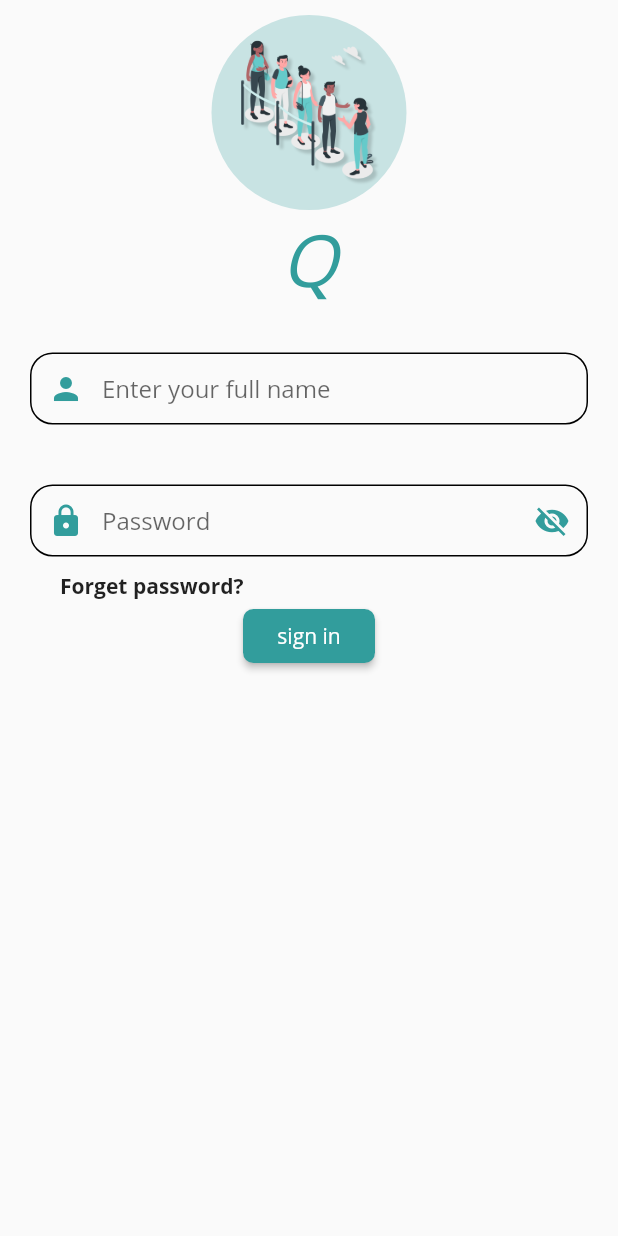
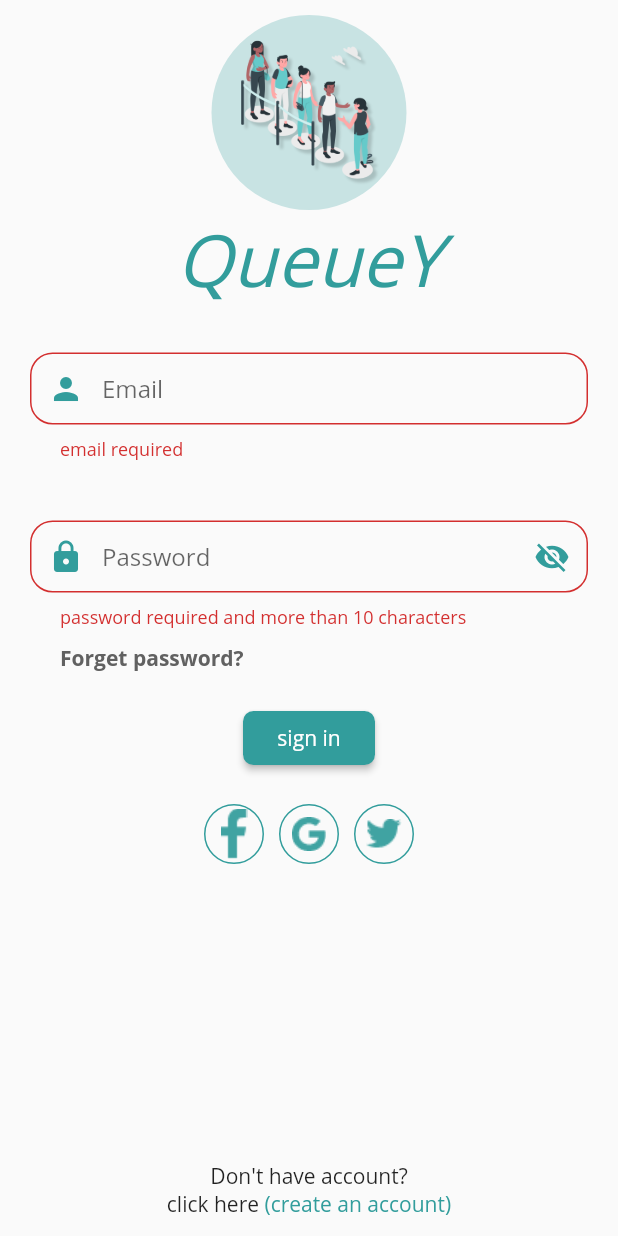
Before and after one commit to ahmeednasr/QueueyApp, a Flutter app: the LoginView screen opened directly, after a tap on "sign in", on a phone screen of 412 x 824 dp. Run offline on Flutter 3.47's test engine with Material 2 defaults, Android fonts, the phone set to English and light mode, and no system bars; our stand-ins replace flutter_swiper.

Commit message:
su 18/4/2020 nasr

```diff
--- a/lib/Nasr/Login/Login View.dart
+++ b/lib/Nasr/Login/Login View.dart
@@ -6,6 +6,8 @@ class LoginView extends StatefulWidget {
 }
 
 bool _issecured = true;
+GlobalKey<FormState> _formkey = GlobalKey<FormState>();
+String _email, _password;
 
 class _LoginViewState extends State<LoginView> {
   Widget textField({
@@ -19,9 +21,9 @@ class _LoginViewState extends State<LoginView> {
     return Padding(
       padding: EdgeInsets.symmetric(horizontal: 20, vertical: 10),
       child: TextFormField(
-        //validator: validator,
+        validator: validator,
         obscureText: secure,
-        //onSaved: onsave,
+        onSaved: onsave,
         decoration: InputDecoration(
             enabledBorder: OutlineInputBorder(
               borderRadius: BorderRadius.circular(15),
@@ -38,9 +40,36 @@ class _LoginViewState extends State<LoginView> {
     );
   }
 
+  _socialIcon({String image}) {
+    return Container(
+      height: 40,
+      width: 40,
+      decoration: BoxDecoration(
+          border: Border.all(
+            color: Theme.of(context).primaryColor,
+          ),
+          borderRadius: BorderRadius.circular(50),
+          image: DecorationImage(
+            image: AssetImage(
+              image,
+            ),
+          )),
+    );
+  }
+
+  _submitForm() {
+    if (!_formkey.currentState.validate()) {
+      return;
+    } else {
+      _formkey.currentState.save();
+    }
+  }
+
   @override
   Widget build(BuildContext context) {
     return Scaffold(
+      appBar: AppBar(
+          elevation: 0, automaticallyImplyLeading: false, toolbarHeight: 0),
       body: ListView(
         children: [
           SizedBox(
@@ -59,7 +88,7 @@ class _LoginViewState extends State<LoginView> {
                     Image(image: AssetImage('assets/images/Queue-amico.png')),
               ),
               Text(
-                'Q',
+                'QueueY',
                 style: TextStyle(
                   color: Theme.of(context).primaryColor,
                   fontStyle: FontStyle.italic,
@@ -71,8 +100,25 @@ class _LoginViewState extends State<LoginView> {
           SizedBox(
             height: 20,
           ),
+          Form(
+            key: _formkey,
+            child: Column(
+              children: [
                 textField(
-              hinttext: 'Enter your full name',
+                    validator: (value) {
+                      if (value.toString().isEmpty ||
+                          value.toString().length < 10) {
+                        return "email required";
+                      } else {
+                        return null;
+                      }
+                    },
+                    onsave: (value) {
+                      setState(() {
+                        _email = value;
+                      });
+                    },
+                    hinttext: 'Email',
                     prefixIcon: Icon(
                       Icons.person,
                       color: Theme.of(context).primaryColor,
@@ -82,14 +128,27 @@ class _LoginViewState extends State<LoginView> {
                   height: 20,
                 ),
                 textField(
+                    validator: (value) {
+                      if (value.toString().isEmpty ||
+                          value.toString().length < 10) {
+                        return "password required and more than 10 characters";
+                      } else {
+                        return null;
+                      }
+                    },
+                    onsave: (value) {
+                      setState(() {
+                        _password = value;
+                      });
+                    },
                     hinttext: 'Password',
                     prefixIcon: Icon(
                       Icons.lock,
                       color: Theme.of(context).primaryColor,
                     ),
                     suffixIcon: IconButton(
-                icon:
-                    Icon(_issecured ? Icons.visibility_off : Icons.visibility),
+                      icon: Icon(
+                          _issecured ? Icons.visibility_off : Icons.visibility),
                       onPressed: () {
                         setState(() {
                           _issecured = !_issecured;
@@ -98,8 +157,13 @@ class _LoginViewState extends State<LoginView> {
                       color: Theme.of(context).primaryColor,
                     ),
                     secure: _issecured),
+              ],
+            ),
+          ),
           Padding(
-            padding: EdgeInsets.only(left: 40),
+            padding: EdgeInsets.only(
+              left: 40,
+            ),
             child: InkWell(
               onTap: () {
                 /*Navigator.push(
@@ -107,13 +171,20 @@ class _LoginViewState extends State<LoginView> {
               },
               child: Text(
                 'Forget password?',
-                style: TextStyle(fontWeight: FontWeight.bold),
+                style: TextStyle(
+                    fontWeight: FontWeight.bold, color: Colors.grey[700]),
               ),
             ),
           ),
+          SizedBox(
+            height: 20,
+          ),
           Center(
               child: RaisedButton(
-            onPressed: () {},
+            onPressed: () {
+              _submitForm();
+              print("$_email $_password");
+            },
             color: Theme.of(context).primaryColor,
             shape:
                 RoundedRectangleBorder(borderRadius: BorderRadius.circular(7)),
@@ -121,8 +192,52 @@ class _LoginViewState extends State<LoginView> {
               'sign in',
               style: TextStyle(color: Colors.white),
             ),
-          ))
+          )),
+          SizedBox(
+            height: 20,
+          ),
+          Row(
+            mainAxisAlignment: MainAxisAlignment.center,
+            children: [
+              _socialIcon(image: 'assets/images/Screens/8-signin/face.png'),
+              SizedBox(
+                width: 10,
+              ),
+              _socialIcon(image: 'assets/images/Screens/8-signin/google.png'),
+              SizedBox(
+                width: 10,
+              ),
+              _socialIcon(image: 'assets/images/Screens/8-signin/twitter.png')
             ],
+          )
+        ],
+      ),
+      bottomNavigationBar: Container(
+        height: 50,
+        child: Center(
+            child: Column(
+          children: [
+            Text("Don't have account?"),
+            Row(
+              mainAxisAlignment: MainAxisAlignment.center,
+              children: [
+                Text("click here "),
+                InkWell(
+                  onTap: () {
+                    /* Navigator.push(context,
+                        MaterialPageRoute(builder: (context) => Screen()));*/
+                  },
+                  child: Text(
+                    "(create an account)",
+                    style: TextStyle(
+                      color: Theme.of(context).primaryColor,
+                    ),
+                  ),
+                ),
+              ],
+            ),
+          ],
+        )),
       ),
     );
   }
--- a/lib/main.dart
+++ b/lib/main.dart
@@ -1,6 +1,6 @@
 import 'package:flutter/material.dart';
 import 'package:flutter/services.dart';
-import 'package:queuey/Nasr/13-Colleges.dart';
+import 'package:queuey/Nasr/Login/Login%20View.dart';
 
 void main() {
   WidgetsFlutterBinding.ensureInitialized();
@@ -14,13 +14,13 @@ class MyApp extends StatelessWidget {
   Widget build(BuildContext context) {
     return MaterialApp(
       debugShowCheckedModeBanner: false,
-      title: 'Q',
+      title: 'QueueY',
       theme: ThemeData(
         primaryColor: Color(0xff329D9C),
         accentColor: Color(0xff40A3A3),
         fontFamily: 'OpenSans',
       ),
-      home: Colleges(),
+      home: LoginView(),
     );
   }
 }
--- a/pubspec.yaml
+++ b/pubspec.yaml
@@ -72,6 +72,9 @@ flutter:
      - assets/images/Screens/12-select destination/4-bank.png
      - assets/images/Screens/12-select destination/5-parking.png
      - assets/images/Screens/12-select destination/6-cafe.png
+     - assets/images/Screens/8-signin/face.png
+     - assets/images/Screens/8-signin/google.png
+     - assets/images/Screens/8-signin/twitter.png
   #   - images/a_dot_ham.jpeg
 
   # An image asset can refer to one or more resolution-specific "variants", see
```
Also changed, not shown: assets/images/Screens/8-signin/face.png (added), assets/images/Screens/8-signin/google.png (added), assets/images/Screens/8-signin/twitter.png (added), 1 other file. Lines whose indentation alone changed are shown as unchanged.
